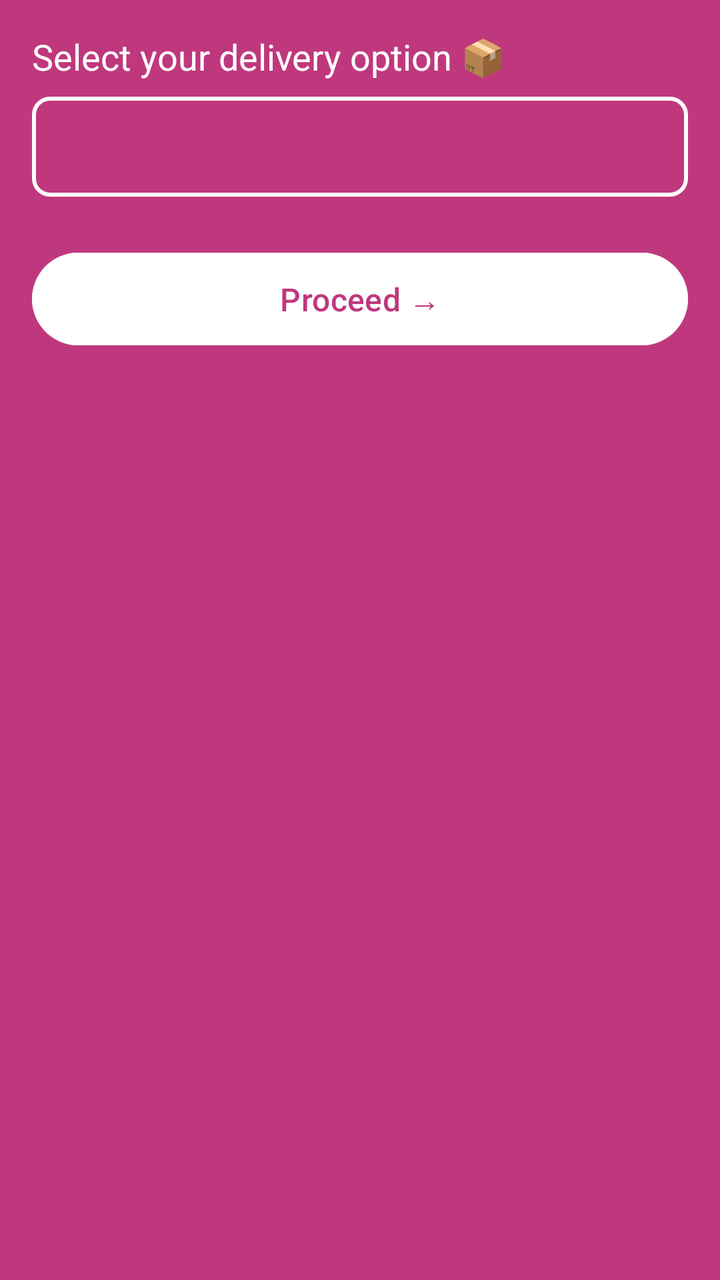
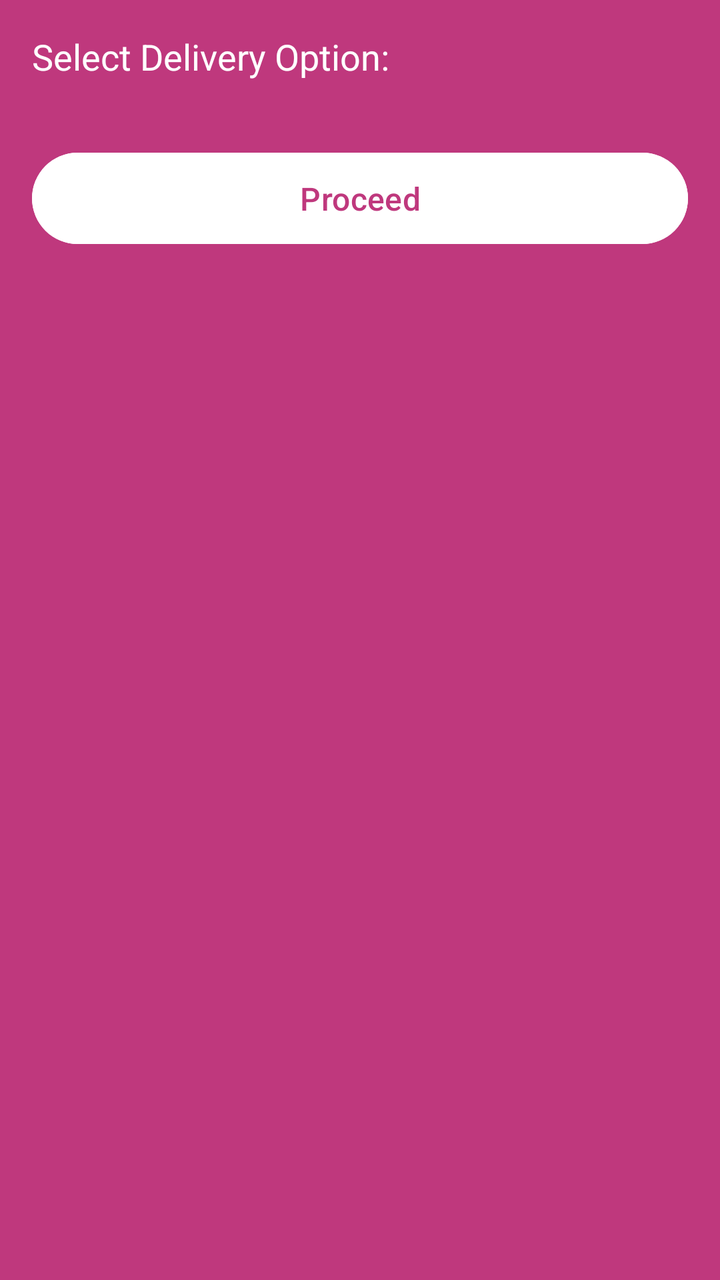

Screens rendered from an Android XML layout before and after an edit, with the pre-edit source and the edit as a unified diff.
<!-- AndroidManifest.xml: application theme Theme.Team10_MAPD711_ProjectMilestone2 -->
<!-- res/layout/activity_delivery_selection_activity5a.xml -->
<?xml version="1.0" encoding="utf-8"?>
<ScrollView xmlns:android="http://schemas.android.com/apk/res/android"
    android:layout_width="match_parent"
    android:layout_height="match_parent"
    android:background="#BF387D">

    <LinearLayout
        android:layout_width="match_parent"
        android:layout_height="wrap_content"
        android:orientation="vertical"
        android:padding="16dp">

        
        <TextView
            android:id="@+id/textViewDelivery"
            android:layout_width="wrap_content"
            android:layout_height="wrap_content"
            android:text="@string/delivery_selection_header"
            android:textColor="@color/white"
            android:textSize="18sp"
            android:layout_marginBottom="8dp"/>

        <Spinner
            android:id="@+id/deliverySpinner"
            android:layout_width="match_parent"
            android:layout_height="50dp"
            android:background="@drawable/spinner_border"
            android:paddingEnd="20dp"
            android:spinnerMode="dropdown"
            android:textColor="@color/black" />

        
        <TextView
            android:id="@+id/textViewCampus"
            android:layout_width="wrap_content"
            android:layout_height="wrap_content"
            android:text="Select Campus:"
            android:textColor="@color/white"
            android:textSize="18sp"
            android:layout_marginTop="16dp"
            android:visibility="gone" />

        <Spinner
            android:id="@+id/campusSpinner"
            android:layout_width="match_parent"
            android:layout_height="50dp"
            android:visibility="gone"
            android:background="@drawable/spinner_border"
            android:spinnerMode="dropdown"
            android:textColor="@color/black" />

        
        <FrameLayout
            android:id="@+id/mapFragmentContainer"
            android:layout_width="match_parent"
            android:layout_height="400dp"
            android:layout_marginTop="16dp"
            android:visibility="gone" />

        
        <Button
            android:id="@+id/proceedButton"
            android:layout_width="match_parent"
            android:layout_height="wrap_content"
            android:layout_marginTop="24dp"
            android:backgroundTint="@color/white"
            android:text="@string/proceed_btn"
            android:textColor="#BF387D"
            android:textSize="16sp"
            android:padding="12dp"
            android:layout_gravity="center_horizontal" />

    </LinearLayout>
</ScrollView>
<!-- resources referenced by this layout -->
<resources>
  <color name="black">#FF000000</color>
  <color name="white">#FFFFFFFF</color>
  <!-- drawable spinner_border (drawable) -->
  <shape xmlns:android="http://schemas.android.com/apk/res/android">
      <solid android:color="@android:color/transparent"/>
      <stroke android:color="@android:color/white" android:width="2dp"/>
      <corners android:radius="8dp"/>
  </shape>
  <string name="delivery_selection_header">Select your delivery option 📦</string>
  <string name="proceed_btn"> Proceed →</string>
  <style name="Theme.Team10_MAPD711_ProjectMilestone2" parent="Base.Theme.Team10_MAPD711_ProjectMilestone2" />
  <style name="Base.Theme.Team10_MAPD711_ProjectMilestone2" parent="Theme.Material3.DayNight.NoActionBar">
          
          
      </style>
</resources>

<!-- the commit's change to res/layout/activity_delivery_selection_activity5a.xml (unified diff, before → after) -->
@@ -10,26 +10,21 @@
         android:orientation="vertical"
         android:padding="16dp">
 
-        
         <TextView
             android:id="@+id/textViewDelivery"
             android:layout_width="wrap_content"
             android:layout_height="wrap_content"
-            android:text="@string/delivery_selection_header"
+            android:text="Select Delivery Option:"
             android:textColor="@color/white"
             android:textSize="18sp"
-            android:layout_marginBottom="8dp"/>
+            android:layout_marginBottom="8dp" />
 
         <Spinner
             android:id="@+id/deliverySpinner"
             android:layout_width="match_parent"
-            android:layout_height="50dp"
-            android:background="@drawable/spinner_border"
-            android:paddingEnd="20dp"
-            android:spinnerMode="dropdown"
-            android:textColor="@color/black" />
+            android:layout_height="wrap_content"
+            android:background="@drawable/spinner_border" />
 
-        
         <TextView
             android:id="@+id/textViewCampus"
             android:layout_width="wrap_content"
@@ -37,19 +32,25 @@
             android:text="Select Campus:"
             android:textColor="@color/white"
             android:textSize="18sp"
-            android:layout_marginTop="16dp"
-            android:visibility="gone" />
+            android:visibility="gone"
+            android:layout_marginTop="16dp" />
 
         <Spinner
             android:id="@+id/campusSpinner"
             android:layout_width="match_parent"
-            android:layout_height="50dp"
+            android:layout_height="wrap_content"
             android:visibility="gone"
-            android:background="@drawable/spinner_border"
-            android:spinnerMode="dropdown"
-            android:textColor="@color/black" />
+            android:background="@drawable/spinner_border" />
 
-        
+        <Switch
+            android:id="@+id/satelliteSwitch"
+            android:layout_width="wrap_content"
+            android:layout_height="wrap_content"
+            android:text="Satellite View"
+            android:textColor="@color/white"
+            android:visibility="gone"
+            android:layout_marginTop="8dp" />
+
         <FrameLayout
             android:id="@+id/mapFragmentContainer"
             android:layout_width="match_parent"
@@ -57,18 +58,16 @@
             android:layout_marginTop="16dp"
             android:visibility="gone" />
 
-        
         <Button
             android:id="@+id/proceedButton"
             android:layout_width="match_parent"
             android:layout_height="wrap_content"
             android:layout_marginTop="24dp"
             android:backgroundTint="@color/white"
-            android:text="@string/proceed_btn"
+            android:text="Proceed"
             android:textColor="#BF387D"
             android:textSize="16sp"
-            android:padding="12dp"
-            android:layout_gravity="center_horizontal" />
+            android:padding="12dp" />
 
     </LinearLayout>
 </ScrollView>
<!-- resource entries referenced after the edit -->
@@ -1,6 +1,5 @@
 <!-- resources referenced by this layout -->
 <resources>
-  <color name="black">#FF000000</color>
   <color name="white">#FFFFFFFF</color>
   <!-- drawable spinner_border (drawable) -->
   <shape xmlns:android="http://schemas.android.com/apk/res/android">
@@ -8,8 +7,6 @@
       <stroke android:color="@android:color/white" android:width="2dp"/>
       <corners android:radius="8dp"/>
   </shape>
-  <string name="delivery_selection_header">Select your delivery option 📦</string>
-  <string name="proceed_btn"> Proceed →</string>
   <style name="Theme.Team10_MAPD711_ProjectMilestone2" parent="Base.Theme.Team10_MAPD711_ProjectMilestone2" />
   <style name="Base.Theme.Team10_MAPD711_ProjectMilestone2" parent="Theme.Material3.DayNight.NoActionBar">
           
